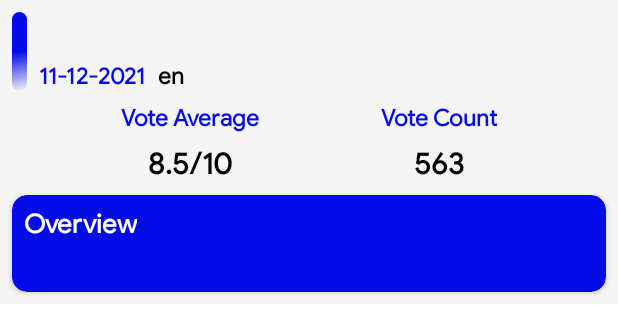
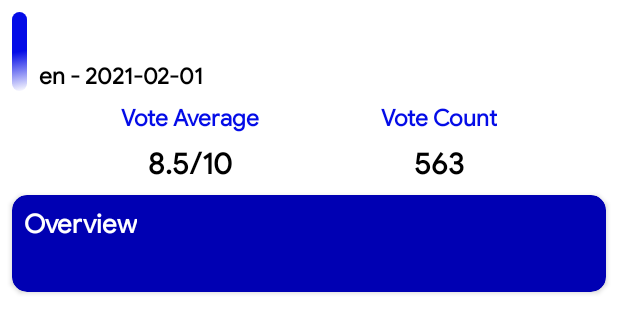
Before and after one commit to MohFahmi27/MyExpertAndroidSubmission, an Android app: the layout activity_detail_content.xml on its own in the app's theme, with its tools: preview values and no code run, on a phone screen of 412 x 824 dp. Shown: the top 335 px of the screen. Run offline under Robolectric (Android 15) with nearby library versions, the phone set to English and light mode, and no system bars.

Commit message:
UPDATE: fix design in activity_detail_content.xml

```diff
--- a/app/src/main/res/layout/activity_detail.xml
+++ b/app/src/main/res/layout/activity_detail.xml
@@ -10,7 +10,6 @@
         android:id="@+id/detail_app_bar"
         android:layout_width="match_parent"
         android:layout_height="wrap_content"
-        android:background="@color/primaryColor"
         android:fitsSystemWindows="true">
 
         <com.google.android.material.appbar.CollapsingToolbarLayout
--- a/app/src/main/res/layout/activity_detail_content.xml
+++ b/app/src/main/res/layout/activity_detail_content.xml
@@ -4,12 +4,11 @@
     xmlns:tools="http://schemas.android.com/tools"
     android:layout_width="match_parent"
     android:layout_height="wrap_content"
-    android:background="@color/primaryColor"
     app:layout_behavior="com.google.android.material.appbar.AppBarLayout$ScrollingViewBehavior">
 
     <androidx.constraintlayout.widget.ConstraintLayout
         android:layout_width="match_parent"
-        android:layout_height="wrap_content">
+        android:layout_height="match_parent">
 
         <androidx.constraintlayout.widget.Guideline
             android:id="@+id/guideline_start"
@@ -41,7 +40,7 @@
             style="@style/DefaultTextView"
             android:layout_width="0dp"
             android:layout_marginStart="@dimen/dimen_standard"
-            android:layout_marginTop="@dimen/dimen_standard"
+            android:layout_marginTop="@dimen/dimen_small"
             android:layout_marginEnd="@dimen/dimen_standard"
             android:textColor="@color/primaryTextColor"
             android:textSize="20sp"
@@ -51,27 +50,16 @@
             tools:text="@tools:sample/lorem" />
 
         <TextView
-            android:id="@+id/tv_release_date"
+            android:id="@+id/tv_original_lang_detail"
             style="@style/DefaultTextView"
-            android:layout_marginTop="@dimen/dimen_standard"
-            android:textColor="@color/secondaryColor"
+            android:textColor="@color/primaryTextColor"
             android:textSize="15sp"
+            android:layout_marginTop="@dimen/dimen_small"
+            app:layout_constraintEnd_toStartOf="@+id/guideline_end"
+            app:layout_constraintHorizontal_bias="0.0"
             app:layout_constraintStart_toStartOf="@+id/tv_title_detail"
             app:layout_constraintTop_toBottomOf="@+id/tv_title_detail"
-            tools:text="11-12-2021" />
-
-        <TextView
-            android:id="@+id/tv_original_lang_detail"
-            style="@style/DefaultTextView"
-            android:layout_marginStart="@dimen/dimen_small"
-            android:textColor="@color/primaryTextColor"
-            android:textSize="15sp"
-            app:layout_constraintBottom_toBottomOf="@+id/tv_release_date"
-            app:layout_constraintEnd_toStartOf="@+id/guideline_end"
-            app:layout_constraintHorizontal_bias="0.0"
-            app:layout_constraintStart_toEndOf="@+id/tv_release_date"
-            app:layout_constraintTop_toTopOf="@+id/tv_release_date"
-            tools:text="en" />
+            tools:text="en - 2021-02-01" />
 
         <TextView
             android:id="@+id/tv_vote_average_title"
@@ -125,7 +113,7 @@
             android:layout_height="wrap_content"
             android:layout_marginHorizontal="@dimen/dimen_standard"
             android:layout_marginVertical="@dimen/dimen_super_large"
-            app:cardBackgroundColor="@color/secondaryColor"
+            app:cardBackgroundColor="@color/secondaryDarkColor"
             app:cardCornerRadius="10dp"
             app:layout_constraintBottom_toBottomOf="parent"
             app:layout_constraintEnd_toStartOf="@id/guideline_end"
--- a/app/src/main/res/values/strings.xml
+++ b/app/src/main/res/values/strings.xml
@@ -10,6 +10,7 @@
     <string name="vote_average">Vote Average</string>
     <string name="overview">Overview</string>
     <string name="rating_format">%.1f /10</string>
+    <string name="detail_content_format">%1s - %2s</string>
     <string name="msg_add">You Bookmarked Something…</string>
     <string name="msg_remove">You Removed Something…</string>
     <string name="title_bookmark">Bookmark</string>
--- a/core/src/main/res/layout/items_data_layout.xml
+++ b/core/src/main/res/layout/items_data_layout.xml
@@ -15,7 +15,8 @@
         android:layout_marginStart="@dimen/dimen_standard"
         app:layout_constraintBottom_toBottomOf="@+id/img_poster"
         app:layout_constraintTop_toTopOf="@+id/img_poster"
-        app:layout_constraintStart_toStartOf="parent"/>
+        app:layout_constraintStart_toStartOf="parent"
+        tools:ignore="ContentDescription" />
 
     <ImageView
         android:id="@+id/img_poster"
--- a/core/src/main/res/values/themes.xml
+++ b/core/src/main/res/values/themes.xml
@@ -1,8 +1,13 @@
 <resources>
+
     <style name="DefaultTextView" parent="Widget.AppCompat.TextView">
         <item name="android:layout_height">wrap_content</item>
         <item name="android:layout_width">wrap_content</item>
         <item name="android:textStyle">bold</item>
         <item name="android:fontFamily">@font/google_sans_font</item>
     </style>
+
+    <style name="ShapeAppearanceOverlay.App.CornerSize10Percent" parent="">
+        <item name="cornerSize">15%</item>
+    </style>
 </resources>
```
Also changed, not shown: app/src/main/java/com/mfahmi/myexpertandroidsubmission/detail/DetailActivity.kt (+6 -2 lines), app/src/main/res/values-night/themes.xml (+7 -0 lines).
